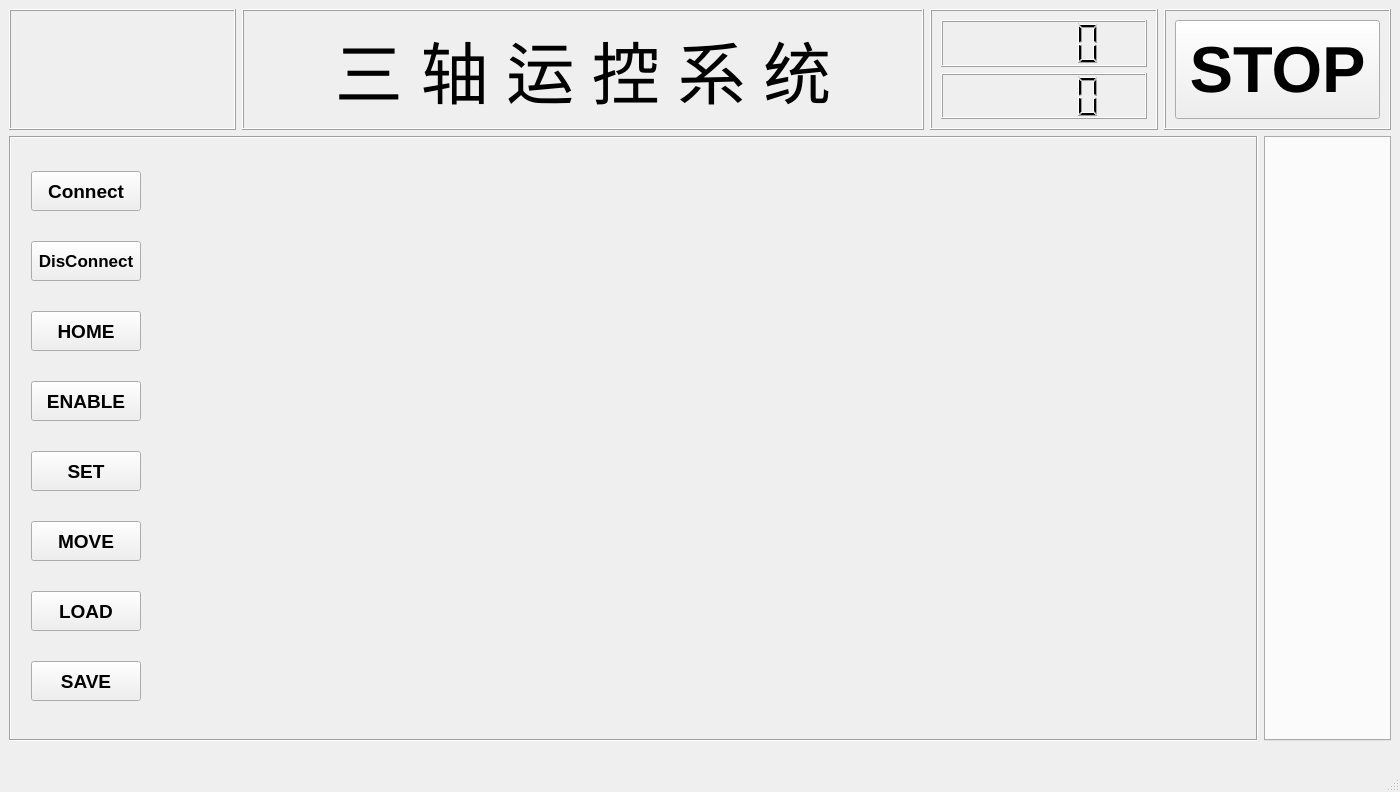
Qt form mainwindow.ui (JintaoFeng/huawei_MotionStage_2) before a commit.
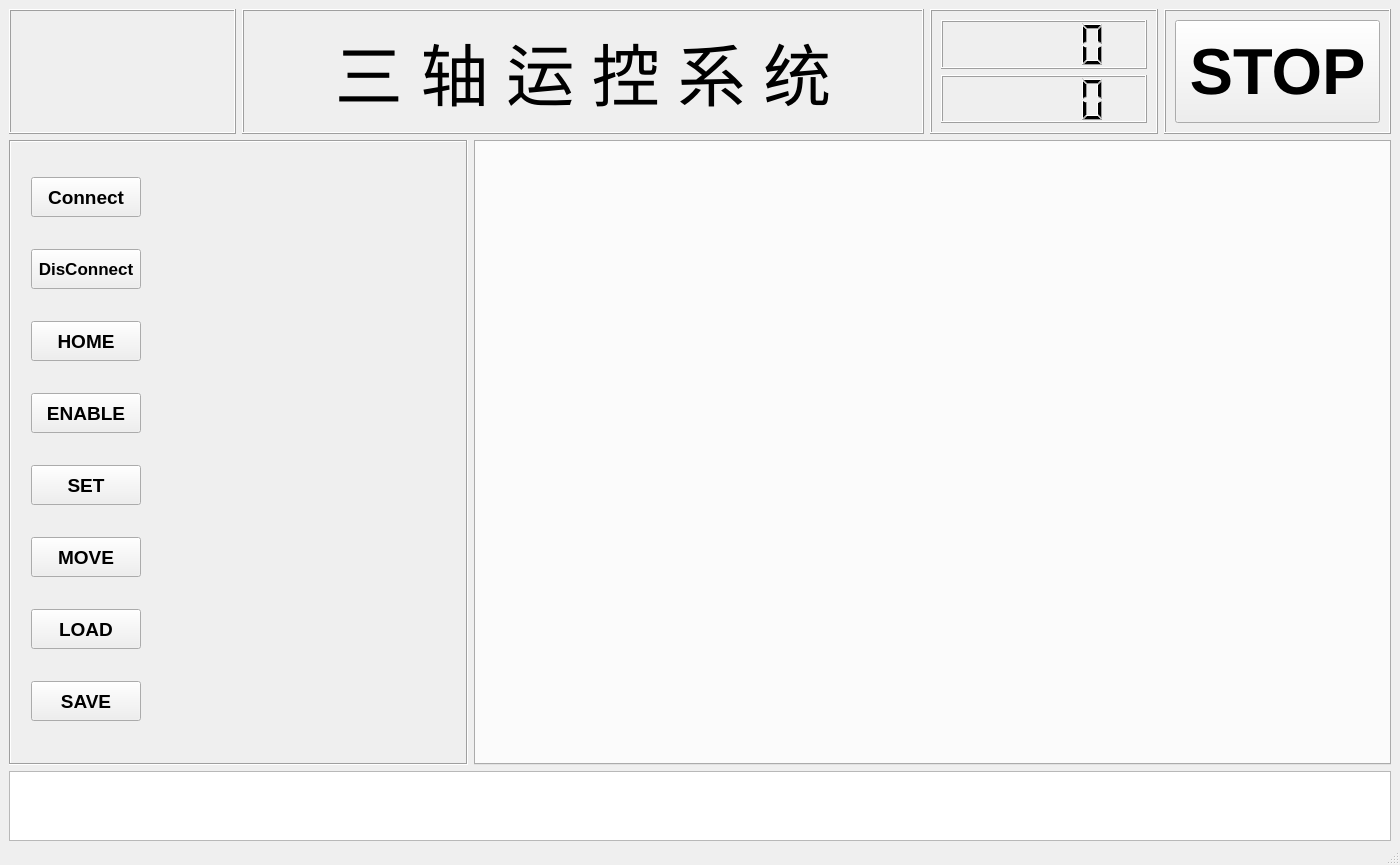
The same form after that commit.

```diff
--- a/mainwindow.ui
+++ b/mainwindow.ui
@@ -7,7 +7,7 @@
     <x>0</x>
     <y>0</y>
     <width>1400</width>
-    <height>792</height>
+    <height>865</height>
    </rect>
   </property>
   <property name="sizePolicy">
@@ -19,13 +19,13 @@
   <property name="minimumSize">
    <size>
     <width>1400</width>
-    <height>750</height>
+    <height>850</height>
    </size>
   </property>
   <property name="maximumSize">
    <size>
     <width>1400</width>
-    <height>792</height>
+    <height>892</height>
    </size>
   </property>
   <property name="mouseTracking">
@@ -53,16 +53,16 @@
    <property name="minimumSize">
     <size>
      <width>1400</width>
-     <height>750</height>
+     <height>850</height>
     </size>
    </property>
    <property name="maximumSize">
     <size>
      <width>1400</width>
-     <height>750</height>
+     <height>850</height>
     </size>
    </property>
-   <layout class="QVBoxLayout" name="verticalLayout" stretch="1,6">
+   <layout class="QVBoxLayout" name="verticalLayout" stretch="2,10,1">
     <item>
      <layout class="QHBoxLayout" name="horizontalLayout" stretch="1,3,1,1">
       <item>
@@ -169,7 +169,7 @@
      </layout>
     </item>
     <item>
-     <layout class="QHBoxLayout" name="horizontalLayout_5" stretch="1,8,0">
+     <layout class="QHBoxLayout" name="horizontalLayout_5" stretch="1,8,2">
       <item>
        <widget class="QFrame" name="frame">
         <property name="frameShape">
@@ -423,6 +423,9 @@
       </item>
      </layout>
     </item>
+    <item>
+     <widget class="QTextEdit" name="textEdit"/>
+    </item>
    </layout>
   </widget>
   <widget class="QMenuBar" name="menubar">
```
